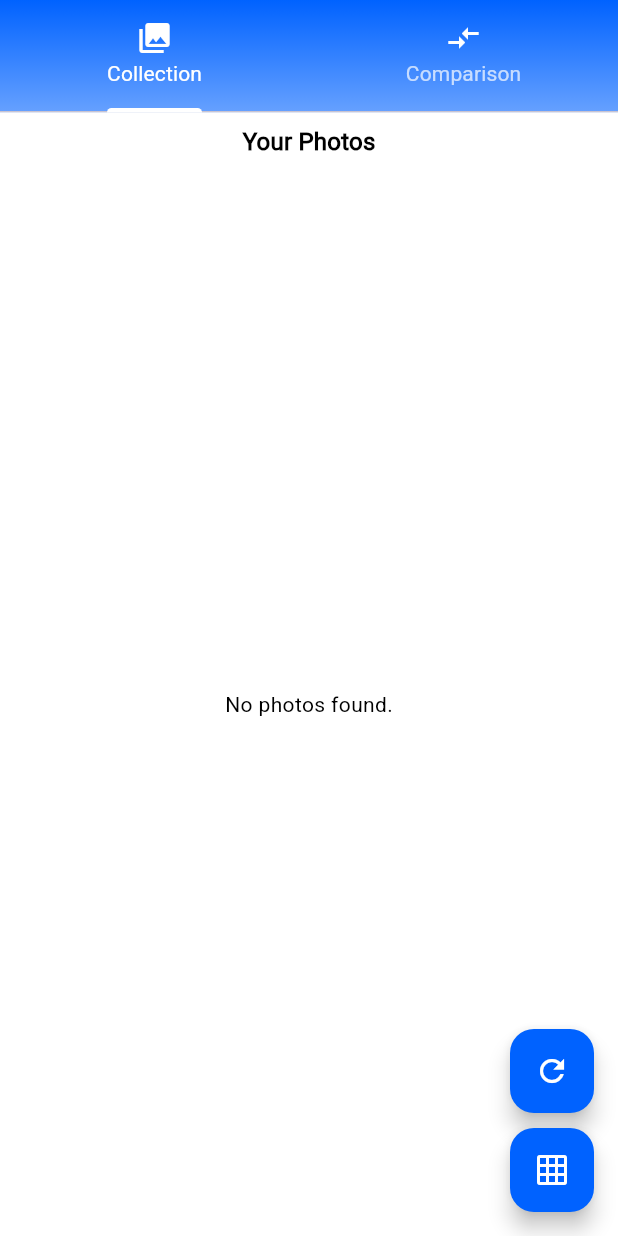
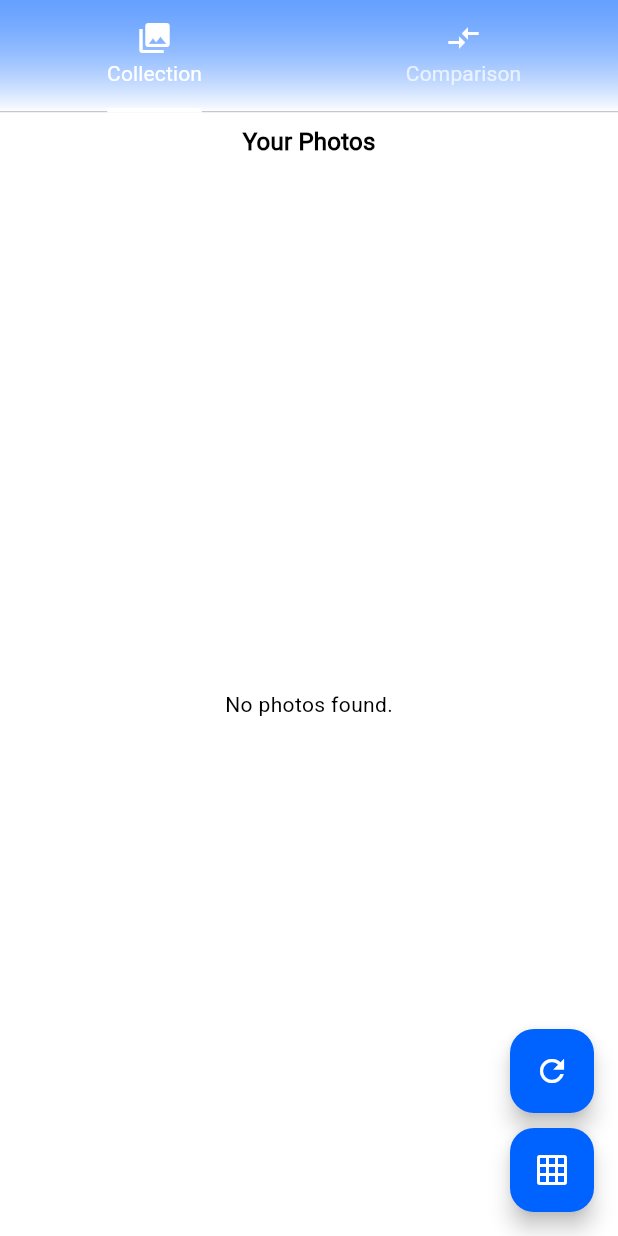
Before and after one commit to PedemonteGiacomo/ISYFIT, a Flutter app: the PhotoHomeScreenWithTabs screen opened directly with empty values, on a phone screen of 412 x 824 dp. Run offline on Flutter 3.47's test engine with Material 3 defaults, Android fonts, the phone set to English and light mode, and no system bars; our stand-ins replace animated_text_kit, app_links, cloud_firestore, dropdown_button2, file_picker, firebase_auth and 10 more; missing offline and left inert: firebase_app_check, flutter_pdfview, flutter_stripe; accounts and stored records are empty; network calls fail.

Commit message:
fix: continue gradient below app bar

```diff
--- a/lib/presentation/screens/isy_lab/photo_section/photo_home_screen.dart
+++ b/lib/presentation/screens/isy_lab/photo_section/photo_home_screen.dart
@@ -117,7 +117,7 @@ class _PhotoHomeScreenWithTabsState extends State<PhotoHomeScreenWithTabs>
           Container(
             width: double.infinity, // ensure it's full width
             decoration: BoxDecoration(
-              gradient: AppGradients.primary(Theme.of(context)),
+              gradient: AppGradients.primaryToWhite(Theme.of(context)),
             ),
             child: TabBar(
               controller: _tabController,
--- a/lib/presentation/screens/measurements/measurements_home_screen.dart
+++ b/lib/presentation/screens/measurements/measurements_home_screen.dart
@@ -92,7 +92,7 @@ class _MeasurementsHomeScreenState extends State<MeasurementsHomeScreen> {
                 // Gradient container for the TabBar
                 Container(
                   decoration: BoxDecoration(
-                    gradient: AppGradients.primary(Theme.of(context)),
+                    gradient: AppGradients.primaryToWhite(Theme.of(context)),
                   ),
                   // Build the TabBar depending on how many tabs
                   child: TabBar(
--- a/lib/presentation/theme/app_gradients.dart
+++ b/lib/presentation/theme/app_gradients.dart
@@ -11,4 +11,16 @@ class AppGradients {
         begin: Alignment.topCenter,
         end: Alignment.bottomCenter,
       );
+
+  /// Continues the primary gradient by starting from its final color and
+  /// fading to white. Useful for widgets directly below the app bar so the
+  /// gradient feels seamless.
+  static LinearGradient primaryToWhite(ThemeData theme) => LinearGradient(
+        colors: [
+          primaryColors(theme).last,
+          Colors.white,
+        ],
+        begin: Alignment.topCenter,
+        end: Alignment.bottomCenter,
+      );
 }
```
